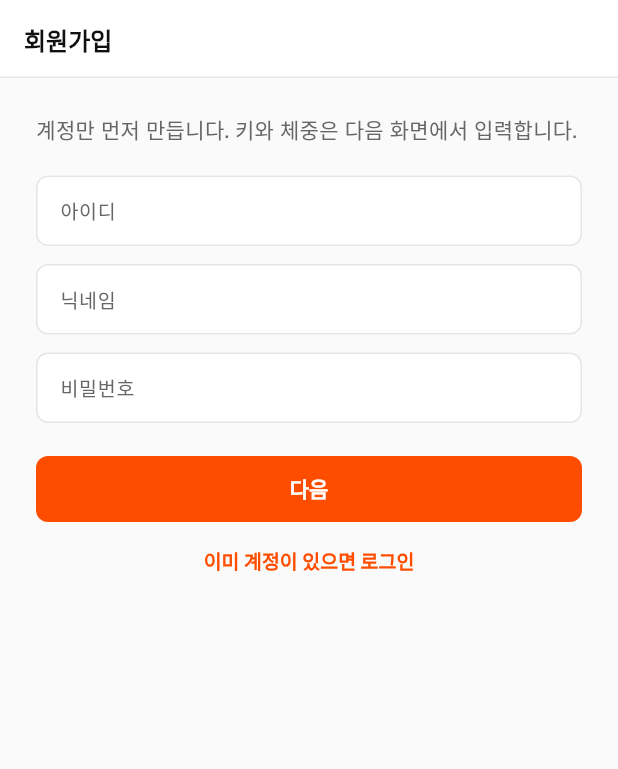
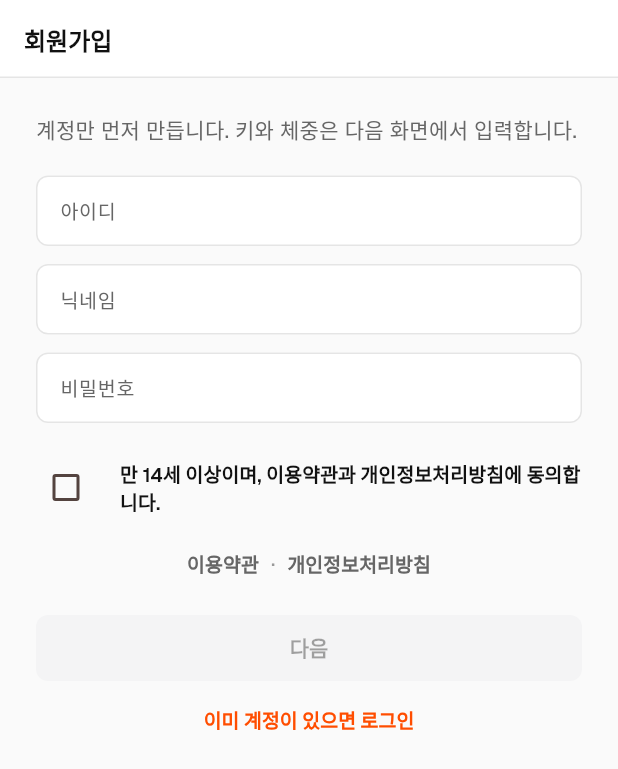
Before and after one commit to NAIMJAE/daily-weigh-app, a Flutter app: the RegisterScreen screen opened by its route, on a phone screen of 412 x 824 dp. Shown: the top 769 px of the screen. Run offline on Flutter 3.47's test engine with Material 3 defaults, Android fonts, the phone set to English and light mode, and no system bars; our stand-ins replace cached_network_image, fl_chart, flutter_dotenv, flutter_image_compress, flutter_riverpod, go_router and 3 more; accounts and stored records are empty.

Commit message:
Show the terms in the app and ask for consent at sign-up
The terms are built into a new terms screen, which also opens before
login. The privacy policy opens in the browser from its hosted page.
Sign-up now needs an age 14+ and terms/privacy agreement checkbox, and
both links sit on the sign-up screen and at the bottom of My page.

Co-Authored-By: Claude Opus 5.5 <noreply@anthropic.com>

```diff
--- a/lib/app/router.dart
+++ b/lib/app/router.dart
@@ -6,6 +6,7 @@ import '../features/auth/login_screen.dart';
 import '../features/auth/register_screen.dart';
 import '../features/calendar/photo_calendar_screen.dart';
 import '../features/home/home_screen.dart';
+import '../features/legal/terms_screen.dart';
 import '../features/member_room/member_room_screen.dart';
 import '../features/mypage/body_edit_screen.dart';
 import '../features/mypage/mypage_screen.dart';
@@ -58,6 +59,8 @@ final routerProvider = Provider<GoRouter>((ref) {
       final onAuth = path == '/login' || path == '/register';
       final onOnboarding = path == '/onboarding';
 
+      // 이용약관은 가입 전에도, 로그인한 뒤에도 연다.
+      if (path == '/terms') return null;
       if (!value.isLoggedIn) {
         return onAuth ? null : '/login';
       }
@@ -70,6 +73,7 @@ final routerProvider = Provider<GoRouter>((ref) {
     routes: [
       GoRoute(path: '/login', builder: (context, state) => const LoginScreen()),
       GoRoute(path: '/register', builder: (context, state) => const RegisterScreen()),
+      GoRoute(path: '/terms', builder: (context, state) => const TermsScreen()),
       GoRoute(path: '/onboarding', builder: (context, state) => const OnboardingScreen()),
       GoRoute(
         path: '/room/:userId',
--- a/lib/core/constants/app_constants.dart
+++ b/lib/core/constants/app_constants.dart
@@ -8,6 +8,9 @@ class AppConstants {
   static const minPasswordLength = 6;
   static const photoMaxDimension = 960;
   static const photoQuality = 80;
+  static const operatorName = 'NAIMJAE';
+  static const contactEmail = 'skdlawo5985@gmail.com';
+  static const privacyPolicyUrl = 'https://sites.google.com/view/dailyweigh/%ED%99%88';
 }
 
 class PointRules {
--- a/lib/features/auth/register_screen.dart
+++ b/lib/features/auth/register_screen.dart
@@ -3,6 +3,7 @@ import 'package:flutter_riverpod/flutter_riverpod.dart';
 import 'package:go_router/go_router.dart';
 
 import '../../core/constants/app_colors.dart';
+import '../legal/terms_screen.dart';
 import '../session/session_controller.dart';
 
 class RegisterScreen extends ConsumerStatefulWidget {
@@ -17,6 +18,7 @@ class _RegisterScreenState extends ConsumerState<RegisterScreen> {
   final _nickname = TextEditingController();
   final _password = TextEditingController();
   var _loading = false;
+  var _agreed = false;
   String? _error;
 
   @override
@@ -28,6 +30,7 @@ class _RegisterScreenState extends ConsumerState<RegisterScreen> {
   }
 
   Future<void> _submit() async {
+    if (!_agreed) return;
     setState(() {
       _loading = true;
       _error = null;
@@ -78,8 +81,18 @@ class _RegisterScreenState extends ConsumerState<RegisterScreen> {
             const SizedBox(height: 12),
             Text(_error!, style: const TextStyle(color: AppColors.danger)),
           ],
-          const SizedBox(height: 20),
-          FilledButton(onPressed: _loading ? null : _submit, child: Text(_loading ? '가입 처리 중...' : '다음')),
+          const SizedBox(height: 16),
+          CheckboxListTile(
+            value: _agreed,
+            onChanged: (value) => setState(() => _agreed = value ?? false),
+            controlAffinity: ListTileControlAffinity.leading,
+            contentPadding: EdgeInsets.zero,
+            dense: true,
+            title: const Text('만 14세 이상이며, 이용약관과 개인정보처리방침에 동의합니다.'),
+          ),
+          PolicyLinks(onTerms: () => context.push('/terms')),
+          const SizedBox(height: 8),
+          FilledButton(onPressed: _loading || !_agreed ? null : _submit, child: Text(_loading ? '가입 처리 중...' : '다음')),
           TextButton(onPressed: () => context.go('/login'), child: const Text('이미 계정이 있으면 로그인')),
         ],
       ),
--- /dev/null
+++ b/lib/features/legal/terms_screen.dart
@@ -0,0 +1,136 @@
+import 'package:flutter/material.dart';
+import 'package:url_launcher/url_launcher.dart';
+
+import '../../core/constants/app_colors.dart';
+import '../../core/constants/app_constants.dart';
+import '../../core/constants/app_spacing.dart';
+import '../../core/theme/app_text.dart';
+import '../../core/utils/error_message.dart';
+
+/// 이용약관 시행일. 약관을 바꾸면 이 날짜와 아래 내용을 함께 고친다(docs/policies/terms.txt 와 같게).
+const termsEffectiveDate = '2026년 10월 19일';
+
+const _operator = AppConstants.operatorName;
+const _email = AppConstants.contactEmail;
+
+const _articles = <(String, List<String>)>[
+  ('제1조 (목적)', [
+    '이 약관은 $_operator(이하 "운영자")이 제공하는 매일재라 앱(이하 "서비스")을 이용하는 데 필요한 운영자와 이용자의 권리, 의무, 책임을 정합니다.',
+  ]),
+  ('제2조 (서비스 내용)', [
+    '1. 서비스는 이용자가 체중, 눈바디 사진, 식단, 운동을 기록하고, 초대한 그룹 멤버와 기록을 나누며 서로 응원하는 기능을 제공합니다.',
+    '2. 기록에 따라 포인트와 연속 출석(스트릭)이 쌓입니다. 포인트는 서비스 안에서만 쓰는 표시이며 현금이나 다른 재화로 바꿀 수 없습니다.',
+    '3. 운영자는 서비스의 내용을 바꾸거나 일부를 그만둘 수 있습니다. 이용자에게 중요한 변경은 앱 안에서 미리 알립니다.',
+  ]),
+  ('제3조 (가입과 계정)', [
+    '1. 만 14세 이상이면 아이디와 비밀번호를 만들어 가입할 수 있습니다.',
+    '2. 이용자는 자기 계정과 비밀번호를 스스로 관리합니다. 다른 사람에게 계정을 빌려주거나 다른 사람의 계정을 쓰면 안 됩니다.',
+    '3. 다른 사람을 사칭하거나 오해를 일으키는 아이디와 닉네임은 쓸 수 없습니다.',
+  ]),
+  ('제4조 (그룹과 공유)', [
+    '1. 이용자가 올린 체중, 사진, 식단, 운동 기록, 댓글은 같은 그룹 멤버에게 보입니다. 그룹 밖의 사람에게는 공개되지 않습니다.',
+    '2. 그룹에 새로 들어온 멤버는 그 그룹 멤버들의 이전 기록도 볼 수 있습니다.',
+    '3. 초대 코드는 함께할 사람에게만 알려 주세요. 방장은 초대 코드를 바꾸고 멤버를 내보낼 수 있습니다. 내보내진 멤버는 같은 그룹에 다시 들어올 수 없습니다.',
+  ]),
+  ('제5조 (올리면 안 되는 내용)', [
+    '다음과 같은 사진, 글, 댓글은 올릴 수 없습니다.',
+    '1. 성적인 노출이나 음란한 내용',
+    '2. 다른 사람을 괴롭히거나, 모욕하거나, 차별하거나, 위협하는 내용',
+    '3. 다른 사람의 동의 없이 그 사람이 나온 사진이나 개인정보',
+    '4. 폭력, 자해, 극단적인 다이어트나 섭식 장애를 부추기는 내용',
+    '5. 광고, 홍보, 스팸, 같은 내용을 반복해서 올리는 행위',
+    '6. 불법이거나 다른 사람의 권리(저작권, 초상권 등)를 침해하는 내용',
+  ]),
+  ('제6조 (신고, 차단, 조치)', [
+    '1. 이용자는 멤버 방이나 사진·댓글 화면에서 문제가 되는 멤버, 사진, 댓글을 신고할 수 있습니다. 신고한 사람은 상대에게 알려지지 않습니다.',
+    '2. 이용자는 다른 멤버를 차단할 수 있습니다. 차단하면 그 멤버의 사진과 댓글이 보이지 않고, 그 멤버는 나를 찌를 수 없습니다.',
+    '3. 운영자는 신고를 받으면 확인하고, 제5조를 어긴 내용을 지우거나, 계정 이용을 제한하거나, 계정을 해지할 수 있습니다.',
+    '4. 이용자는 자기 댓글과 자기 사진에 달린 댓글을 지울 수 있습니다.',
+  ]),
+  ('제7조 (건강 정보에 관한 안내)', [
+    '1. 서비스의 BMI, 체중 변화, 운동 볼륨, 증량 제안 같은 정보는 기록을 돕기 위한 참고용이며 의학적 진단이나 처방이 아닙니다.',
+    '2. 건강 상태가 걱정되거나 식단·운동을 크게 바꾸려면 의사나 전문가와 먼저 상담하세요.',
+    '3. 운동은 자신의 몸 상태에 맞게 하세요. 서비스의 제안을 따르다 다쳐도 운영자의 고의나 중대한 과실이 없으면 운영자는 책임지지 않습니다.',
+  ]),
+  ('제8조 (회원 탈퇴)', [
+    '1. 이용자는 언제든 앱의 마이페이지 > 회원 탈퇴에서 탈퇴할 수 있습니다.',
+    '2. 탈퇴하면 이용자의 기록, 사진, 댓글, 포인트, 스트릭이 바로 지워지고 되돌릴 수 없습니다. 그룹에서는 나가게 되고, 방장이면 다음 멤버가 방장이 됩니다.',
+    '3. 앱을 쓸 수 없는 경우에는 $_email 로 탈퇴를 요청할 수 있습니다.',
+  ]),
+  ('제9조 (책임의 한계)', [
+    '1. 운영자는 천재지변, 통신 장애, 서버 업체의 장애처럼 운영자가 막을 수 없는 일로 서비스를 제공하지 못하면 책임지지 않습니다.',
+    '2. 이용자가 올린 내용에 대한 책임은 그것을 올린 이용자에게 있습니다.',
+    '3. 서비스는 무료로 제공되며, 운영자는 법이 허용하는 범위에서 서비스 이용으로 생긴 간접적인 손해에 책임지지 않습니다.',
+  ]),
+  ('제10조 (약관의 변경)', [
+    '운영자가 약관을 바꾸면 시행일 7일 전부터 앱 안에서 알립니다. 이용자에게 불리한 변경은 30일 전부터 알립니다. 바뀐 약관에 동의하지 않으면 탈퇴할 수 있습니다.',
+  ]),
+  ('제11조 (준거법과 분쟁)', [
+    '이 약관은 대한민국 법을 따릅니다. 서비스와 관련한 분쟁은 민사소송법에 따른 관할 법원에서 다룹니다.',
+  ]),
+];
+
+/// 이용약관. 웹에 올리지 않고 앱 안에 그대로 담는다. 로그인 전(가입 화면)에서도 열린다.
+class TermsScreen extends StatelessWidget {
+  const TermsScreen({super.key});
+
+  @override
+  Widget build(BuildContext context) {
+    return Scaffold(
+      appBar: AppBar(title: const Text('이용약관')),
+      body: ListView(
+        padding: const EdgeInsets.fromLTRB(AppSpacing.page, 8, AppSpacing.page, AppSpacing.page * 2),
+        children: [
+          const Text('시행일: $termsEffectiveDate', style: AppText.label),
+          for (final (title, lines) in _articles) ...[
+            const SizedBox(height: 20),
+            Text(title, style: AppText.title),
+            const SizedBox(height: 6),
+            for (final line in lines)
+              Padding(
+                padding: const EdgeInsets.only(bottom: 4),
+                child: Text(line, style: AppText.body.copyWith(height: 1.5)),
+              ),
+          ],
+          const SizedBox(height: 24),
+          const Text('문의: $_email', style: AppText.label),
+        ],
+      ),
+    );
+  }
+}
+
+/// 개인정보처리방침(웹 페이지)을 브라우저로 연다.
+Future<void> openPrivacyPolicy(BuildContext context) async {
+  try {
+    final ok = await launchUrl(Uri.parse(AppConstants.privacyPolicyUrl), mode: LaunchMode.externalApplication);
+    if (!ok) throw StateError('브라우저를 열 수 없어요.');
+  } catch (error) {
+    if (context.mounted) showErrorSnack(context, error);
+  }
+}
+
+/// 가입 화면과 마이페이지에 두는 [이용약관] · [개인정보처리방침] 링크 한 줄.
+class PolicyLinks extends StatelessWidget {
+  const PolicyLinks({super.key, required this.onTerms});
+
+  final VoidCallback onTerms;
+
+  @override
+  Widget build(BuildContext context) {
+    final style = TextButton.styleFrom(
+      foregroundColor: AppColors.muted,
+      minimumSize: const Size(0, 36),
+      padding: const EdgeInsets.symmetric(horizontal: 8),
+      textStyle: const TextStyle(fontSize: 13, fontWeight: FontWeight.w600),
+    );
+    return Row(
+      mainAxisAlignment: MainAxisAlignment.center,
+      children: [
+        TextButton(style: style, onPressed: onTerms, child: const Text('이용약관')),
+        const Text('·', style: TextStyle(color: AppColors.faint)),
+        TextButton(style: style, onPressed: () => openPrivacyPolicy(context), child: const Text('개인정보처리방침')),
+      ],
+    );
+  }
+}
--- a/lib/features/mypage/mypage_screen.dart
+++ b/lib/features/mypage/mypage_screen.dart
@@ -18,6 +18,7 @@ import '../../shared/widgets/section_title.dart';
 import '../../shared/widgets/status_chip.dart';
 import '../../shared/widgets/ui_parts.dart';
 import '../home/home_controller.dart';
+import '../legal/terms_screen.dart';
 import '../session/session_controller.dart';
 
 /// 웹 마이페이지와 같은 구성: 프로필 카드(2×2 정보, BMI, 포인트·출석), 현재 그룹 카드, 멤버 목록.
@@ -206,6 +207,7 @@ class _MyPageScreenState extends ConsumerState<MyPageScreen> {
                 child: const Text('회원 탈퇴'),
               ),
             ),
+          PolicyLinks(onTerms: () => context.push('/terms')),
           const SizedBox(height: AppSpacing.page),
         ],
       ),
--- a/pubspec.yaml
+++ b/pubspec.yaml
@@ -46,6 +46,7 @@ dependencies:
   intl: ^0.20.3
   cached_network_image: ^4.0.4
   shared_preferences: ^2.5.6
+  url_launcher: ^6.3.3
 
 dev_dependencies:
   flutter_test:
```
Also changed, not shown: docs/policies/privacy.txt (+6 -8 lines), docs/policies/terms.txt (+4 -6 lines), pubspec.lock, 1 other file.
